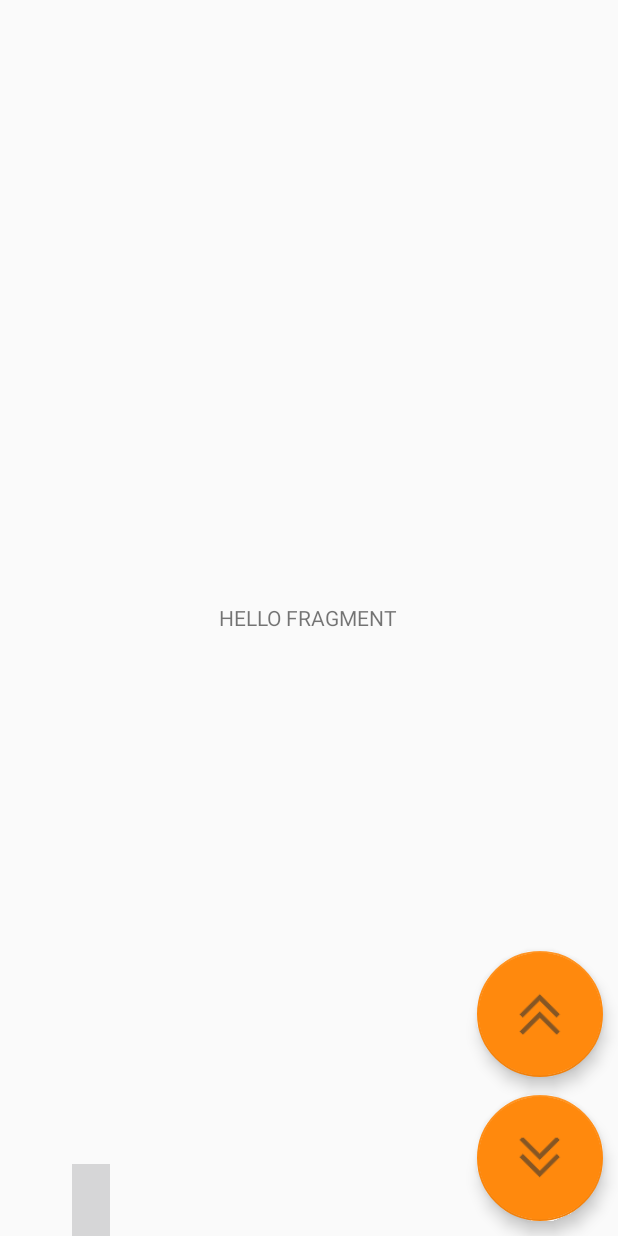
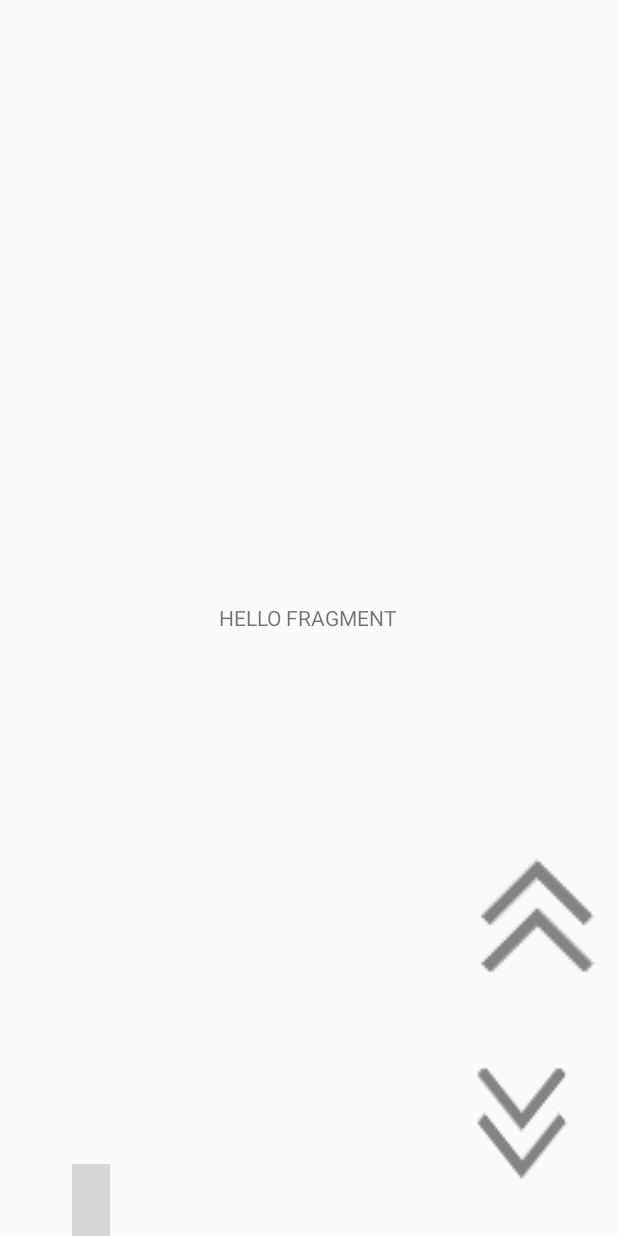
Before and after one commit to lsmaker/Android, an Android app: the layout fragment_slider_driving.xml on its own in the app's theme, with its tools: preview values and no code run, on a phone screen of 412 x 824 dp. Run offline under Robolectric (Android 15) with nearby library versions, the phone set to English and light mode, and no system bars.

Commit message:
Working on driving fragments.

```diff
--- a/app/src/main/AndroidManifest.xml
+++ b/app/src/main/AndroidManifest.xml
@@ -7,7 +7,8 @@
         android:icon="@mipmap/ic_launcher"
         android:label="@string/app_name"
         android:supportsRtl="true"
-        android:theme="@style/AppTheme">
+        android:theme="@style/AppTheme"
+        android:screenOrientation="landscape">
 
         <service
             android:name=".services.DataSenderService"
--- a/app/src/main/java/com/lasalle/lsmaker_remote/activities/ConnectionActivity.java
+++ b/app/src/main/java/com/lasalle/lsmaker_remote/activities/ConnectionActivity.java
@@ -5,6 +5,7 @@ import android.animation.AnimatorListenerAdapter;
 import android.annotation.TargetApi;
 import android.content.DialogInterface;
 import android.content.Intent;
+import android.content.pm.ActivityInfo;
 import android.os.AsyncTask;
 import android.os.Build;
 import android.os.Bundle;
@@ -46,6 +47,8 @@ public class ConnectionActivity extends AppCompatActivity {
     protected void onCreate(Bundle savedInstanceState) {
         super.onCreate(savedInstanceState);
         setContentView(R.layout.activity_connection);
+        // Screen orientation's configuration.
+        setRequestedOrientation(ActivityInfo.SCREEN_ORIENTATION_LANDSCAPE);
 
         // Set up the login form.
         deviceNameView = (AutoCompleteTextView) findViewById(R.id.device_name);
--- a/app/src/main/java/com/lasalle/lsmaker_remote/activities/DrivingActivity.java
+++ b/app/src/main/java/com/lasalle/lsmaker_remote/activities/DrivingActivity.java
@@ -35,7 +35,9 @@ public class DrivingActivity extends AppCompatActivity
     protected void onCreate(Bundle savedInstanceState) {
         super.onCreate(savedInstanceState);
         setContentView(R.layout.activity_driving);
+        // Screen orientation's configuration.
         setRequestedOrientation(ActivityInfo.SCREEN_ORIENTATION_LANDSCAPE);
+
         Toolbar toolbar = (Toolbar) findViewById(R.id.toolbar);
         setSupportActionBar(toolbar);
 
@@ -54,7 +56,7 @@ public class DrivingActivity extends AppCompatActivity
 
         // Driving view fragment configuration.
 
-        drivingFragment = new AccelerometerDrivingFragment();
+        drivingFragment = new SliderDrivingFragment();
 
         // Add the fragment to the 'fragment_container' FrameLayout
         getSupportFragmentManager().beginTransaction()
--- a/app/src/main/java/com/lasalle/lsmaker_remote/services/DataSenderService.java
+++ b/app/src/main/java/com/lasalle/lsmaker_remote/services/DataSenderService.java
@@ -46,6 +46,7 @@ public class DataSenderService extends IntentService {
             try {
                 Thread.sleep(1000);
             } catch (InterruptedException e) {
+                System.err.println(e.getMessage());
             }
         }
 
--- a/app/src/main/res/layout/fragment_slider_driving.xml
+++ b/app/src/main/res/layout/fragment_slider_driving.xml
@@ -41,7 +41,7 @@
         android:layout_height="match_parent"
         android:layout_weight="1">
 
-        <android.support.design.widget.FloatingActionButton
+        <!--android.support.design.widget.FloatingActionButton
             android:layout_width="wrap_content"
             android:layout_height="wrap_content"
             android:id="@+id/forward_movement_button"
@@ -52,11 +52,21 @@
             android:layout_alignStart="@+id/backward_movement_button"
             android:layout_marginBottom="40dp"
             android:scaleX="1.5"
-            android:scaleY="1.5" />
+            android:scaleY="1.5" /-->
+        <Button
+            android:layout_width="100dp"
+            android:layout_height="100dp"
+            android:id="@+id/forward_movement_button"
+            android:layout_above="@+id/backward_movement_button"
+            android:layout_alignLeft="@+id/backward_movement_button"
+            android:layout_alignStart="@+id/backward_movement_button"
+            android:layout_marginBottom="40dp"
+            android:background="@drawable/ic_double_arrow_up" />
 
-        <android.support.design.widget.FloatingActionButton
-            android:layout_width="wrap_content"
-            android:layout_height="wrap_content"
+
+        <Button
+            android:layout_width="100dp"
+            android:layout_height="100dp"
             android:id="@+id/backward_movement_button"
             android:layout_alignParentRight="true"
             android:layout_alignParentEnd="true"
@@ -64,10 +74,7 @@
             android:layout_marginRight="24dp"
             android:layout_marginEnd="24dp"
             android:layout_marginBottom="24dp"
-            app:backgroundTint="@color/colorOrangeSalle"
-            android:src="@drawable/ic_double_arrow_down"
-            android:scaleX="1.5"
-            android:scaleY="1.5" />
+            android:background="@drawable/ic_double_arrow_down" />
 
     </RelativeLayout>
 
--- a/build.gradle
+++ b/build.gradle
@@ -5,7 +5,7 @@ buildscript {
         jcenter()
     }
     dependencies {
-        classpath 'com.android.tools.build:gradle:2.1.0'
+        classpath 'com.android.tools.build:gradle:2.1.2'
 
         // NOTE: Do not place your application dependencies here; they belong
         // in the individual module build.gradle files
```
Also changed, not shown: app/src/main/java/com/lasalle/lsmaker_remote/fragments/driving/AccelerometerDrivingFragment.java (+44 -15 lines), app/src/main/java/com/lasalle/lsmaker_remote/fragments/driving/SliderDrivingFragment.java (+22 -13 lines), app/src/main/res/drawable-v21/round_button.xml (added, +9 -0 lines), app/src/main/res/drawable/round_button.xml (added, +13 -0 lines), app/src/main/res/layout/fragment_accelerometer_driving.xml (+16 -5 lines).
